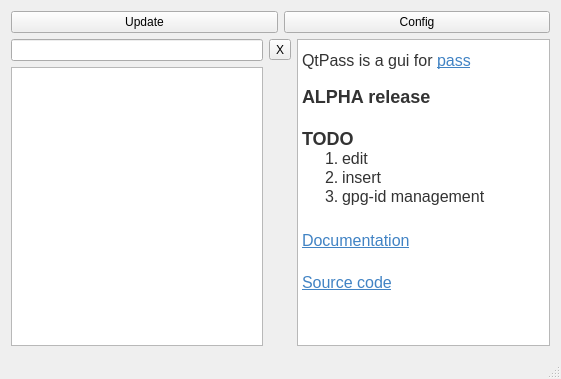
IJHack/QtPass, file mainwindow.ui: the form before one commit.
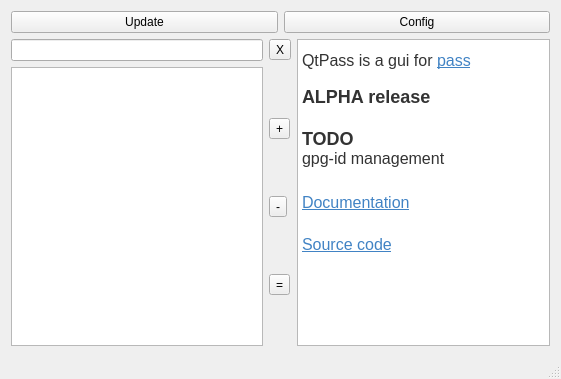
The form after the commit.

Commit message:
Implement edit, insert and delete.
A bit quick-and-dirty, but it seems to work.
Note: The usePass variant is not properly tested.

```diff
--- a/mainwindow.ui
+++ b/mainwindow.ui
@@ -47,6 +47,31 @@
           </property>
          </widget>
         </item>
+        <item row="2" column="2">
+         <layout class="QVBoxLayout" name="verticalLayout_2">
+          <item>
+           <widget class="QToolButton" name="addButton">
+            <property name="text">
+             <string>+</string>
+            </property>
+           </widget>
+          </item>
+          <item>
+           <widget class="QToolButton" name="deleteButton">
+            <property name="text">
+             <string>-</string>
+            </property>
+            </widget>
+          </item>
+          <item>
+           <widget class="QToolButton" name="editButton">
+            <property name="text">
+             <string>=</string>
+            </property>
+            </widget>
+           </item>
+         </layout>
+        </item>
         <item row="2" column="1">
          <widget class="QTreeView" name="treeView"/>
         </item>
@@ -63,8 +88,6 @@
 &lt;p style=&quot; margin-top:0px; margin-bottom:0px; margin-left:0px; margin-right:0px; -qt-block-indent:0; text-indent:0px;&quot;&gt;&lt;span style=&quot; font-family:'Helvetica Neue,Helvetica,Segoe UI,Arial,freesans,sans-serif'; font-size:x-large; font-weight:600; color:#333333;&quot;&gt;ALPHA release&lt;/span&gt;&lt;/p&gt;
 &lt;p style=&quot;-qt-paragraph-type:empty; margin-top:0px; margin-bottom:0px; margin-left:0px; margin-right:0px; -qt-block-indent:0; text-indent:0px; font-family:'Helvetica Neue,Helvetica,Segoe UI,Arial,freesans,sans-serif'; font-size:x-large; font-weight:600; color:#333333;&quot;&gt;&lt;br /&gt;&lt;/p&gt;
 &lt;p style=&quot; margin-top:0px; margin-bottom:0px; margin-left:0px; margin-right:0px; -qt-block-indent:0; text-indent:0px;&quot;&gt;&lt;span style=&quot; font-family:'Helvetica Neue,Helvetica,Segoe UI,Arial,freesans,sans-serif'; font-size:x-large; font-weight:600; color:#333333;&quot;&gt;TODO&lt;/span&gt;&lt;/p&gt;
-&lt;ol style=&quot;margin-top: 0px; margin-bottom: 0px; margin-left: 0px; margin-right: 0px; -qt-list-indent: 1;&quot;&gt;&lt;li style=&quot; font-family:'Helvetica Neue,Helvetica,Segoe UI,Arial,freesans,sans-serif'; font-size:16px; color:#333333;&quot; style=&quot; margin-top:0px; margin-bottom:0px; margin-left:0px; margin-right:0px; -qt-block-indent:0; text-indent:0px;&quot;&gt;&lt;span style=&quot; font-size:16px;&quot;&gt;edit&lt;/span&gt;&lt;/li&gt;
-&lt;li style=&quot; font-family:'Helvetica Neue,Helvetica,Segoe UI,Arial,freesans,sans-serif'; font-size:16px; color:#333333;&quot; style=&quot; margin-top:0px; margin-bottom:0px; margin-left:0px; margin-right:0px; -qt-block-indent:0; text-indent:0px;&quot;&gt;&lt;span style=&quot; font-size:16px;&quot;&gt;insert&lt;/span&gt;&lt;/li&gt;
 &lt;li style=&quot; font-family:'Helvetica Neue,Helvetica,Segoe UI,Arial,freesans,sans-serif'; font-size:16px; color:#333333;&quot; style=&quot; margin-top:0px; margin-bottom:0px; margin-left:0px; margin-right:0px; -qt-block-indent:0; text-indent:0px;&quot;&gt;&lt;span style=&quot; font-size:16px;&quot;&gt;gpg-id management&lt;/span&gt;&lt;/li&gt;&lt;/ol&gt;
 &lt;p style=&quot;-qt-paragraph-type:empty; margin-top:0px; margin-bottom:0px; margin-left:0px; margin-right:0px; -qt-block-indent:0; text-indent:0px; font-family:'Helvetica Neue,Helvetica,Segoe UI,Arial,freesans,sans-serif'; font-size:16px; color:#333333;&quot;&gt;&lt;br /&gt;&lt;/p&gt;
 &lt;p style=&quot; margin-top:0px; margin-bottom:16px; margin-left:0px; margin-right:0px; -qt-block-indent:0; text-indent:0px; line-height:25.6px;&quot;&gt;&lt;a href=&quot;http://ijhack.github.io/qtpass/&quot;&gt;&lt;span style=&quot; font-family:'Helvetica Neue,Helvetica,Segoe UI,Arial,freesans,sans-serif'; font-size:16px; text-decoration: underline; color:#4183c4; background-color:transparent;&quot;&gt;Documentation&lt;/span&gt;&lt;/a&gt;&lt;/p&gt;
```
The commit also changes 3 other files.
